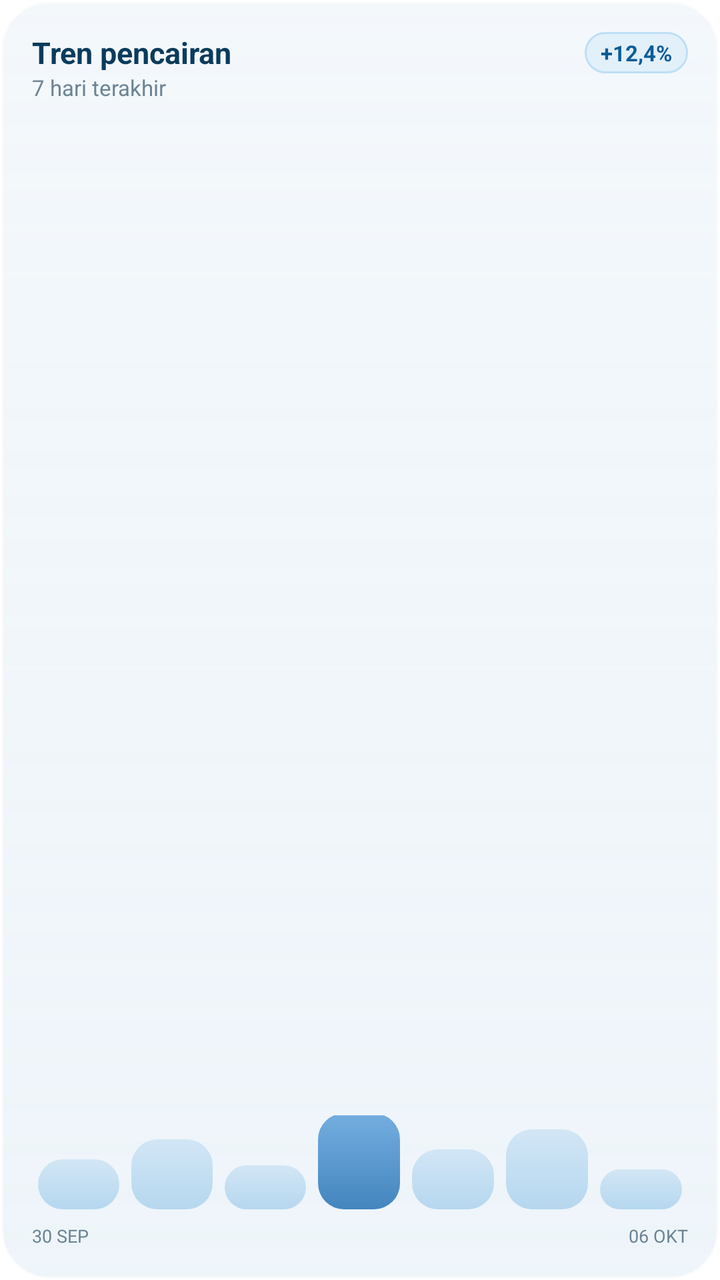
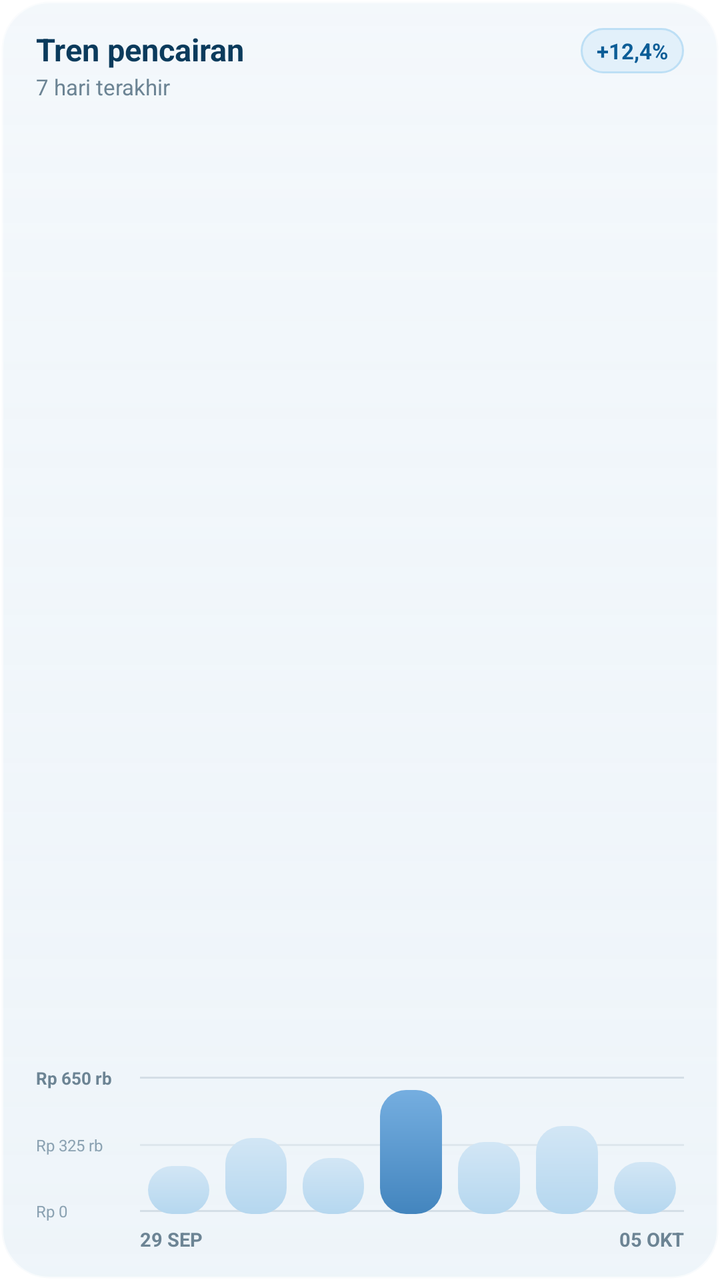

Before-and-after screenshots of an Android layout around one commit, followed by the original layout XML and the change that was made.
<!-- AndroidManifest.xml: fallback theme Theme.MaterialComponents.DayNight.NoActionBar -->
<!-- res/layout/widget_trend_preview.xml -->
<?xml version="1.0" encoding="utf-8"?>
<LinearLayout xmlns:android="http://schemas.android.com/apk/res/android"
    android:id="@+id/widget_root"
    android:layout_width="match_parent"
    android:layout_height="match_parent"
    android:background="@drawable/widget_bg"
    android:orientation="vertical"
    android:padding="16dp">

    <RelativeLayout
        android:layout_width="match_parent"
        android:layout_height="wrap_content">

        <TextView
            android:id="@+id/trend_title"
            android:layout_width="wrap_content"
            android:layout_height="wrap_content"
            android:text="Tren pencairan"
            android:textColor="#0B3B5C"
            android:textSize="15sp"
            android:textStyle="bold" />

        <TextView
            android:layout_width="wrap_content"
            android:layout_height="wrap_content"
            android:layout_below="@id/trend_title"
            android:text="7 hari terakhir"
            android:textColor="#6C8494"
            android:textSize="11sp" />

        <TextView
            android:layout_width="wrap_content"
            android:layout_height="wrap_content"
            android:layout_alignParentEnd="true"
            android:background="@drawable/badge_trend_bg"
            android:paddingStart="8dp"
            android:paddingEnd="8dp"
            android:paddingTop="3dp"
            android:paddingBottom="3dp"
            android:text="+12,4%"
            android:textColor="#0C5D97"
            android:textSize="11sp"
            android:textStyle="bold" />
    </RelativeLayout>

    <FrameLayout
        android:layout_width="0dp"
        android:layout_height="0dp"
        android:layout_weight="1" />

    <LinearLayout
        android:layout_width="match_parent"
        android:layout_height="50dp"
        android:gravity="bottom"
        android:orientation="horizontal">

        <FrameLayout android:layout_width="0dp" android:layout_height="25dp" android:layout_weight="1" android:layout_margin="3dp" android:background="@drawable/pillar_light" />
        <FrameLayout android:layout_width="0dp" android:layout_height="35dp" android:layout_weight="1" android:layout_margin="3dp" android:background="@drawable/pillar_light" />
        <FrameLayout android:layout_width="0dp" android:layout_height="22dp" android:layout_weight="1" android:layout_margin="3dp" android:background="@drawable/pillar_light" />
        <FrameLayout android:layout_width="0dp" android:layout_height="48dp" android:layout_weight="1" android:layout_margin="3dp" android:background="@drawable/pillar_peak" />
        <FrameLayout android:layout_width="0dp" android:layout_height="30dp" android:layout_weight="1" android:layout_margin="3dp" android:background="@drawable/pillar_light" />
        <FrameLayout android:layout_width="0dp" android:layout_height="40dp" android:layout_weight="1" android:layout_margin="3dp" android:background="@drawable/pillar_light" />
        <FrameLayout android:layout_width="0dp" android:layout_height="20dp" android:layout_weight="1" android:layout_margin="3dp" android:background="@drawable/pillar_light" />
    </LinearLayout>

    <RelativeLayout
        android:layout_width="match_parent"
        android:layout_height="wrap_content"
        android:layout_marginTop="4dp">

        <TextView
            android:layout_width="wrap_content"
            android:layout_height="wrap_content"
            android:text="30 SEP"
            android:textColor="#6C8494"
            android:textSize="9sp" />

        <TextView
            android:layout_width="wrap_content"
            android:layout_height="wrap_content"
            android:layout_alignParentEnd="true"
            android:text="06 OKT"
            android:textColor="#6C8494"
            android:textSize="9sp" />
    </RelativeLayout>
</LinearLayout>
<!-- resources referenced by this layout -->
<resources>
  <!-- drawable badge_trend_bg (drawable) -->
  <?xml version="1.0" encoding="utf-8"?>
  <shape xmlns:android="http://schemas.android.com/apk/res/android"
      android:shape="rectangle">
      <corners android:radius="12dp" />
      <solid android:color="#E2F0FA" />
      <stroke android:width="1dp" android:color="#BDDFF5" />
  </shape>
  <!-- drawable pillar_light (drawable) -->
  <?xml version="1.0" encoding="utf-8"?>
  <shape xmlns:android="http://schemas.android.com/apk/res/android"
      android:shape="rectangle">
      <corners android:radius="13dp" />
      <gradient
          android:startColor="#D2E6F5"
          android:endColor="#B5D7EF"
          android:angle="270" />
  </shape>
  <!-- drawable pillar_peak (drawable) -->
  <?xml version="1.0" encoding="utf-8"?>
  <shape xmlns:android="http://schemas.android.com/apk/res/android"
      android:shape="rectangle">
      <corners android:radius="13dp" />
      <gradient
          android:startColor="#75AEE0"
          android:endColor="#4385BE"
          android:angle="270" />
  </shape>
  <!-- drawable widget_bg (drawable) -->
  <?xml version="1.0" encoding="utf-8"?>
  <shape xmlns:android="http://schemas.android.com/apk/res/android"
      android:shape="rectangle">
      <corners android:radius="24dp" />
      <gradient
          android:startColor="#E6F2F7FB"
          android:endColor="#CCEAF2F8"
          android:angle="270" />
      <stroke
          android:width="1.5dp"
          android:color="#99FFFFFF" />
  </shape>
</resources>

<!-- the commit's change to res/layout/widget_trend_preview.xml (unified diff, before → after) -->
@@ -5,8 +5,12 @@
     android:layout_height="match_parent"
     android:background="@drawable/widget_bg"
     android:orientation="vertical"
-    android:padding="16dp">
-
+    android:paddingStart="18dp"
+    android:paddingEnd="18dp"
+    android:paddingTop="14dp"
+    android:paddingBottom="14dp">
+
+    
     <RelativeLayout
         android:layout_width="match_parent"
         android:layout_height="wrap_content">
@@ -17,13 +21,14 @@
             android:layout_height="wrap_content"
             android:text="Tren pencairan"
             android:textColor="#0B3B5C"
-            android:textSize="15sp"
+            android:textSize="15.5sp"
             android:textStyle="bold" />
 
         <TextView
             android:layout_width="wrap_content"
             android:layout_height="wrap_content"
             android:layout_below="@id/trend_title"
+            android:layout_marginTop="1dp"
             android:text="7 hari terakhir"
             android:textColor="#6C8494"
             android:textSize="11sp" />
@@ -35,8 +40,8 @@
             android:background="@drawable/badge_trend_bg"
             android:paddingStart="8dp"
             android:paddingEnd="8dp"
-            android:paddingTop="3dp"
-            android:paddingBottom="3dp"
+            android:paddingTop="4dp"
+            android:paddingBottom="4dp"
             android:text="+12,4%"
             android:textColor="#0C5D97"
             android:textSize="11sp"
@@ -48,39 +53,185 @@
         android:layout_height="0dp"
         android:layout_weight="1" />
 
-    <LinearLayout
+    
+    <FrameLayout
         android:layout_width="match_parent"
-        android:layout_height="50dp"
-        android:gravity="bottom"
-        android:orientation="horizontal">
-
-        <FrameLayout android:layout_width="0dp" android:layout_height="25dp" android:layout_weight="1" android:layout_margin="3dp" android:background="@drawable/pillar_light" />
-        <FrameLayout android:layout_width="0dp" android:layout_height="35dp" android:layout_weight="1" android:layout_margin="3dp" android:background="@drawable/pillar_light" />
-        <FrameLayout android:layout_width="0dp" android:layout_height="22dp" android:layout_weight="1" android:layout_margin="3dp" android:background="@drawable/pillar_light" />
-        <FrameLayout android:layout_width="0dp" android:layout_height="48dp" android:layout_weight="1" android:layout_margin="3dp" android:background="@drawable/pillar_peak" />
-        <FrameLayout android:layout_width="0dp" android:layout_height="30dp" android:layout_weight="1" android:layout_margin="3dp" android:background="@drawable/pillar_light" />
-        <FrameLayout android:layout_width="0dp" android:layout_height="40dp" android:layout_weight="1" android:layout_margin="3dp" android:background="@drawable/pillar_light" />
-        <FrameLayout android:layout_width="0dp" android:layout_height="20dp" android:layout_weight="1" android:layout_margin="3dp" android:background="@drawable/pillar_light" />
-    </LinearLayout>
-
+        android:layout_height="78dp">
+
+        
+        <LinearLayout
+            android:layout_width="match_parent"
+            android:layout_height="match_parent"
+            android:orientation="vertical"
+            android:weightSum="2">
+
+            
+            <LinearLayout
+                android:layout_width="match_parent"
+                android:layout_height="wrap_content"
+                android:gravity="center_vertical"
+                android:orientation="horizontal">
+
+                <TextView
+                    android:layout_width="48dp"
+                    android:layout_height="wrap_content"
+                    android:singleLine="true"
+                    android:text="Rp 650 rb"
+                    android:textColor="#6C8494"
+                    android:textSize="8.5sp"
+                    android:textStyle="bold" />
+
+                <FrameLayout
+                    android:layout_width="match_parent"
+                    android:layout_height="1dp"
+                    android:layout_marginStart="4dp"
+                    android:background="#336C8494" />
+            </LinearLayout>
+
+            <FrameLayout
+                android:layout_width="0dp"
+                android:layout_height="0dp"
+                android:layout_weight="1" />
+
+            
+            <LinearLayout
+                android:layout_width="match_parent"
+                android:layout_height="wrap_content"
+                android:gravity="center_vertical"
+                android:orientation="horizontal">
+
+            <TextView
+                android:layout_width="48dp"
+                android:layout_height="wrap_content"
+                android:singleLine="true"
+                android:text="Rp 325 rb"
+                android:textColor="#8BA2B2"
+                android:textSize="8sp" />
+
+                <FrameLayout
+                    android:layout_width="match_parent"
+                    android:layout_height="1dp"
+                    android:layout_marginStart="4dp"
+                    android:background="#1F6C8494" />
+            </LinearLayout>
+
+            <FrameLayout
+                android:layout_width="0dp"
+                android:layout_height="0dp"
+                android:layout_weight="1" />
+
+            
+            <LinearLayout
+                android:layout_width="match_parent"
+                android:layout_height="wrap_content"
+                android:gravity="center_vertical"
+                android:orientation="horizontal">
+
+            <TextView
+                android:layout_width="48dp"
+                android:layout_height="wrap_content"
+                android:singleLine="true"
+                android:text="Rp 0"
+                android:textColor="#8BA2B2"
+                android:textSize="8sp" />
+
+                <FrameLayout
+                    android:layout_width="match_parent"
+                    android:layout_height="1dp"
+                    android:layout_marginStart="4dp"
+                    android:background="#336C8494" />
+            </LinearLayout>
+        </LinearLayout>
+
+        
+        <LinearLayout
+            android:layout_width="match_parent"
+            android:layout_height="match_parent"
+            android:layout_marginStart="52dp"
+            android:layout_marginBottom="4dp"
+            android:gravity="bottom"
+            android:orientation="horizontal">
+
+            <FrameLayout
+                android:layout_width="0dp"
+                android:layout_height="24dp"
+                android:layout_weight="1"
+                android:layout_marginStart="4dp"
+                android:layout_marginEnd="4dp"
+                android:background="@drawable/pillar_light" />
+
+            <FrameLayout
+                android:layout_width="0dp"
+                android:layout_height="38dp"
+                android:layout_weight="1"
+                android:layout_marginStart="4dp"
+                android:layout_marginEnd="4dp"
+                android:background="@drawable/pillar_light" />
+
+            <FrameLayout
+                android:layout_width="0dp"
+                android:layout_height="28dp"
+                android:layout_weight="1"
+                android:layout_marginStart="4dp"
+                android:layout_marginEnd="4dp"
+                android:background="@drawable/pillar_light" />
+
+            <FrameLayout
+                android:layout_width="0dp"
+                android:layout_height="62dp"
+                android:layout_weight="1"
+                android:layout_marginStart="4dp"
+                android:layout_marginEnd="4dp"
+                android:background="@drawable/pillar_peak" />
+
+            <FrameLayout
+                android:layout_width="0dp"
+                android:layout_height="36dp"
+                android:layout_weight="1"
+                android:layout_marginStart="4dp"
+                android:layout_marginEnd="4dp"
+                android:background="@drawable/pillar_light" />
+
+            <FrameLayout
+                android:layout_width="0dp"
+                android:layout_height="44dp"
+                android:layout_weight="1"
+                android:layout_marginStart="4dp"
+                android:layout_marginEnd="4dp"
+                android:background="@drawable/pillar_light" />
+
+            <FrameLayout
+                android:layout_width="0dp"
+                android:layout_height="26dp"
+                android:layout_weight="1"
+                android:layout_marginStart="4dp"
+                android:layout_marginEnd="4dp"
+                android:background="@drawable/pillar_light" />
+        </LinearLayout>
+    </FrameLayout>
+
+    
     <RelativeLayout
         android:layout_width="match_parent"
         android:layout_height="wrap_content"
-        android:layout_marginTop="4dp">
-
-        <TextView
-            android:layout_width="wrap_content"
-            android:layout_height="wrap_content"
-            android:text="30 SEP"
+        android:layout_marginStart="52dp"
+        android:layout_marginTop="2dp">
+
+        <TextView
+            android:layout_width="wrap_content"
+            android:layout_height="wrap_content"
+            android:text="29 SEP"
             android:textColor="#6C8494"
-            android:textSize="9sp" />
+            android:textSize="9.5sp"
+            android:textStyle="bold" />
 
         <TextView
             android:layout_width="wrap_content"
             android:layout_height="wrap_content"
             android:layout_alignParentEnd="true"
-            android:text="06 OKT"
+            android:text="05 OKT"
             android:textColor="#6C8494"
-            android:textSize="9sp" />
+            android:textSize="9.5sp"
+            android:textStyle="bold" />
     </RelativeLayout>
 </LinearLayout>
